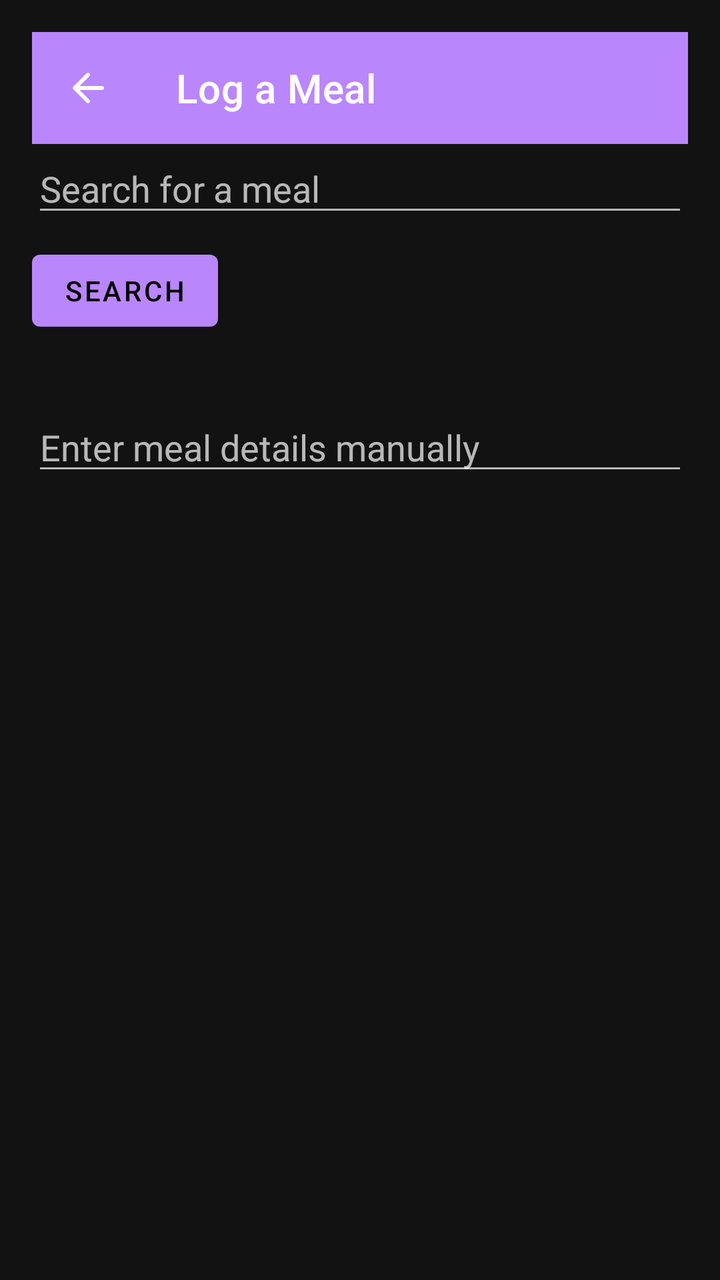
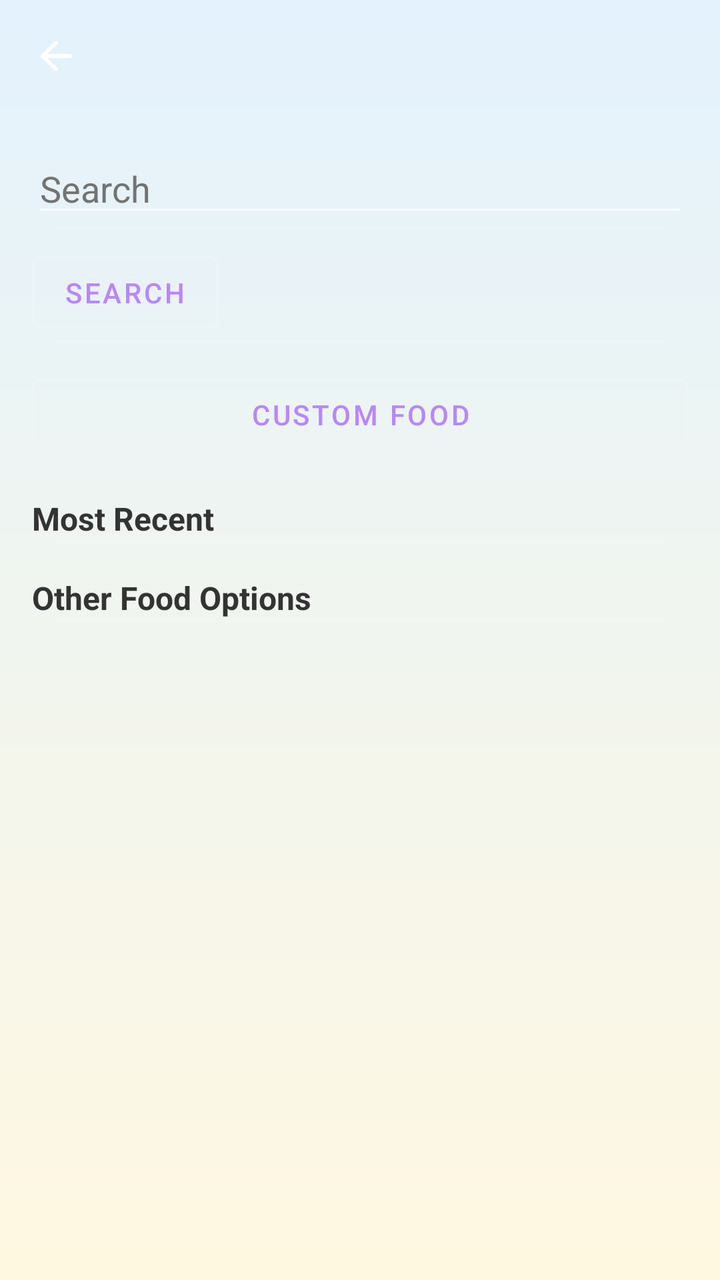

An Android layout rendered at two revisions. The XML below is the earlier revision; the diff shows what the commit changed to produce the second picture.
<!-- AndroidManifest.xml: application theme Theme.PokemonMealtimeMasters -->
<!-- res/layout/sheet_meal_logging.xml -->
<?xml version="1.0" encoding="utf-8"?>
<LinearLayout xmlns:android="http://schemas.android.com/apk/res/android"
    xmlns:app="http://schemas.android.com/apk/res-auto"
    android:orientation="vertical"
    android:background="?attr/colorSurface"
    android:layout_width="match_parent"
    android:layout_height="match_parent"
    android:padding="16dp">

    
    <com.google.android.material.appbar.MaterialToolbar
        android:id="@+id/toolbar"
        android:layout_width="match_parent"
        android:layout_height="56dp"
        android:theme="@style/ThemeOverlay.MaterialComponents.Dark.ActionBar"
        android:background="?attr/colorPrimary"
        app:navigationIcon="@drawable/ic_back_arrow"
        app:title="Log a Meal"/>

    
    <EditText
        android:id="@+id/search_input"
        android:layout_width="match_parent"
        android:layout_height="wrap_content"
        android:hint="Search for a meal" />

    
    <Button
        android:id="@+id/search_button"
        android:layout_width="wrap_content"
        android:layout_height="wrap_content"
        android:text="Search"
        android:layout_marginTop="8dp" />

    
    <androidx.recyclerview.widget.RecyclerView
        android:id="@+id/search_results_recycler"
        android:layout_width="match_parent"
        android:layout_height="wrap_content"
        android:layout_marginTop="16dp" />

    
    <EditText
        android:id="@+id/manual_input"
        android:layout_width="match_parent"
        android:layout_height="wrap_content"
        android:hint="Enter meal details manually"
        android:layout_marginTop="16dp" />
</LinearLayout>
<!-- resources referenced by this layout -->
<resources>
  <!-- drawable ic_back_arrow (drawable) -->
  <vector xmlns:android="http://schemas.android.com/apk/res/android" android:autoMirrored="true" android:height="24dp" android:tint="#FFFFFF" android:viewportHeight="24" android:viewportWidth="24" android:width="24dp">
        
      <path android:fillColor="@android:color/white" android:pathData="M19,11H7.83l4.88,-4.88c0.39,-0.39 0.39,-1.03 0,-1.42 -0.39,-0.39 -1.02,-0.39 -1.41,0l-6.59,6.59c-0.39,0.39 -0.39,1.02 0,1.41l6.59,6.59c0.39,0.39 1.02,0.39 1.41,0 0.39,-0.39 0.39,-1.02 0,-1.41L7.83,13H19c0.55,0 1,-0.45 1,-1s-0.45,-1 -1,-1z"/>
      
  </vector>
  <style name="Theme.PokemonMealtimeMasters" parent="Theme.MaterialComponents" />
</resources>

<!-- the commit's change to res/layout/sheet_meal_logging.xml (unified diff, before → after) -->
@@ -1,49 +1,105 @@
 <?xml version="1.0" encoding="utf-8"?>
-<LinearLayout xmlns:android="http://schemas.android.com/apk/res/android"
-    xmlns:app="http://schemas.android.com/apk/res-auto"
+<LinearLayout
+    xmlns:android="http://schemas.android.com/apk/res/android"
+    xmlns:app ="http://schemas.android.com/apk/res-auto"
     android:orientation="vertical"
-    android:background="?attr/colorSurface"
+    android:background="@drawable/bg_gradient"
     android:layout_width="match_parent"
-    android:layout_height="match_parent"
-    android:padding="16dp">
+    android:layout_height="match_parent">
 
-    
     <com.google.android.material.appbar.MaterialToolbar
         android:id="@+id/toolbar"
         android:layout_width="match_parent"
-        android:layout_height="56dp"
-        android:theme="@style/ThemeOverlay.MaterialComponents.Dark.ActionBar"
-        android:background="?attr/colorPrimary"
+        android:layout_height="?attr/actionBarSize"
         app:navigationIcon="@drawable/ic_back_arrow"
-        app:title="Log a Meal"/>
+        android:background="@android:color/transparent"
+        android:title="@string/log_a_meal"
+        android:titleTextColor="@android:color/black"/>
 
-    
-    <EditText
-        android:id="@+id/search_input"
+    <ScrollView
         android:layout_width="match_parent"
-        android:layout_height="wrap_content"
-        android:hint="Search for a meal" />
+        android:layout_height="0dp"
+        android:layout_weight="1"
+        android:padding="16dp">
 
-    
-    <Button
-        android:id="@+id/search_button"
-        android:layout_width="wrap_content"
-        android:layout_height="wrap_content"
-        android:text="Search"
-        android:layout_marginTop="8dp" />
+        <LinearLayout
+            android:orientation="vertical"
+            android:layout_width="match_parent"
+            android:layout_height="wrap_content"
+            android:divider="?android:attr/dividerVertical"
+            android:showDividers="middle"
+            android:dividerPadding="12dp">
 
-    
-    <androidx.recyclerview.widget.RecyclerView
-        android:id="@+id/search_results_recycler"
-        android:layout_width="match_parent"
-        android:layout_height="wrap_content"
-        android:layout_marginTop="16dp" />
+            
+            <EditText
+                android:id="@+id/search_input"
+                android:layout_width="match_parent"
+                android:layout_height="wrap_content"
+                android:autofillHints=""
+                android:hint="@string/search"
+                android:inputType="text"
+                android:textColorHint="@color/grey"
+                android:textColor="@android:color/black"/>
 
-    
-    <EditText
-        android:id="@+id/manual_input"
-        android:layout_width="match_parent"
-        android:layout_height="wrap_content"
-        android:hint="Enter meal details manually"
-        android:layout_marginTop="16dp" />
+            
+            <Button
+                android:id="@+id/search_button"
+                style="@style/Widget.MaterialComponents.Button.OutlinedButton"
+                android:layout_width="wrap_content"
+                android:layout_height="wrap_content"
+                android:text="@string/search"
+                android:layout_marginTop="8dp"/>
+
+            
+            <Button
+                android:id="@+id/button_custom_food"
+                style="@style/Widget.MaterialComponents.Button.OutlinedButton"
+                android:layout_width="match_parent"
+                android:layout_height="wrap_content"
+                android:text="@string/custom_food"
+                android:layout_marginTop="12dp"/>
+
+            
+            <androidx.recyclerview.widget.RecyclerView
+                android:id="@+id/search_results_recycler"
+                android:layout_width="match_parent"
+                android:layout_height="wrap_content"
+                android:nestedScrollingEnabled="false"
+                android:visibility="gone"
+                android:layout_marginTop="12dp"/>
+
+            
+            <TextView
+                android:layout_width="wrap_content"
+                android:layout_height="wrap_content"
+                android:text="@string/most_recent"
+                android:textSize="16sp"
+                android:textStyle="bold"
+                android:textColor="#333"
+                android:layout_marginTop="16dp"/>
+
+            <androidx.recyclerview.widget.RecyclerView
+                android:id="@+id/recycler_recent"
+                android:layout_width="match_parent"
+                android:layout_height="wrap_content"
+                android:nestedScrollingEnabled="false"/>
+
+            
+            <TextView
+                android:layout_width="wrap_content"
+                android:layout_height="wrap_content"
+                android:text="@string/other_food_options"
+                android:textSize="16sp"
+                android:textStyle="bold"
+                android:textColor="#333"
+                android:layout_marginTop="16dp"/>
+
+            <androidx.recyclerview.widget.RecyclerView
+                android:id="@+id/recycler_preset"
+                android:layout_width="match_parent"
+                android:layout_height="wrap_content"
+                android:nestedScrollingEnabled="false"/>
+
+        </LinearLayout>
+    </ScrollView>
 </LinearLayout>
<!-- resource entries referenced after the edit -->
@@ -1,11 +1,31 @@
 <!-- resources referenced by this layout -->
 <resources>
+  <color name="grey">#737373</color>
+  <!-- drawable bg_gradient (drawable) -->
+  <?xml version="1.0" encoding="utf-8"?>
+  <shape xmlns:android="http://schemas.android.com/apk/res/android">
+      <gradient
+          android:angle="270"
+          android:startColor="#FFE3F2FD"
+          android:endColor="#FFFFF8E1"
+          android:type="linear"/>
+  </shape>
   <!-- drawable ic_back_arrow (drawable) -->
   <vector xmlns:android="http://schemas.android.com/apk/res/android" android:autoMirrored="true" android:height="24dp" android:tint="#FFFFFF" android:viewportHeight="24" android:viewportWidth="24" android:width="24dp">
         
       <path android:fillColor="@android:color/white" android:pathData="M19,11H7.83l4.88,-4.88c0.39,-0.39 0.39,-1.03 0,-1.42 -0.39,-0.39 -1.02,-0.39 -1.41,0l-6.59,6.59c-0.39,0.39 -0.39,1.02 0,1.41l6.59,6.59c0.39,0.39 1.02,0.39 1.41,0 0.39,-0.39 0.39,-1.02 0,-1.41L7.83,13H19c0.55,0 1,-0.45 1,-1s-0.45,-1 -1,-1z"/>
       
   </vector>
-  <style name="Theme.PokemonMealtimeMasters" parent="Theme.MaterialComponents" />
+  <string name="custom_food">Custom Food</string>
+  <string name="log_a_meal">Log a Meal</string>
+  <string name="most_recent">Most Recent</string>
+  <string name="other_food_options">Other Food Options</string>
+  <string name="search">Search</string>
+  <style name="Theme.PokemonMealtimeMasters" parent="Theme.MaterialComponents.NoActionBar">
+          <item name="toolbarStyle">@style/MyToolbar</item>
+      </style>
+  <style name="MyToolbar" parent="Widget.MaterialComponents.Toolbar">
+          <item name="titleTextColor">@android:color/black</item>
+      </style>
 </resources>
 
